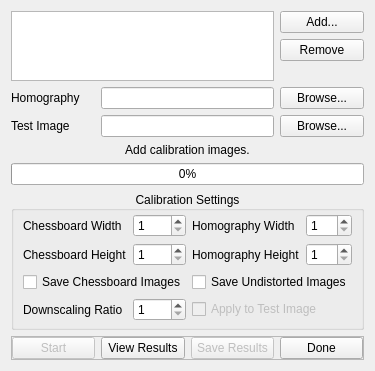
The window that gui/dialogCameraCalibration.ui (Spinarakk/defectmonitor) describes before a commit, drawn with Qt 5.
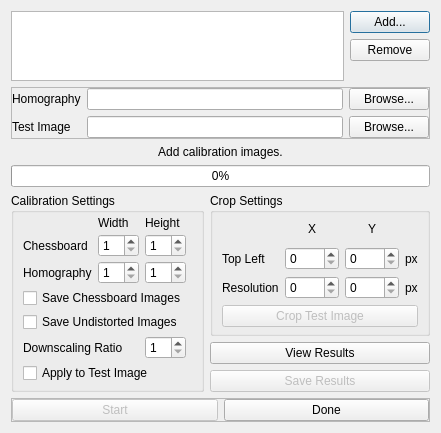
The same window after the commit.

Commit message: - Added a crop offset and size to the Camera Calibration window, used for specifying the size to crop the perspective fixed image to after checking the correct size in an image viewing program - Restructured the Camera Calibration window

What changed in the file:
```diff
--- a/gui/dialogCameraCalibration.ui
+++ b/gui/dialogCameraCalibration.ui
@@ -6,105 +6,44 @@
    <rect>
     <x>0</x>
     <y>0</y>
-    <width>338</width>
-    <height>351</height>
+    <width>395</width>
+    <height>410</height>
    </rect>
   </property>
   <property name="windowTitle">
    <string>Camera Calibration</string>
   </property>
   <layout class="QGridLayout" name="gridLayout">
-   <item row="9" column="0" colspan="4">
-    <widget class="QFrame" name="frameButtons">
-     <property name="sizePolicy">
-      <sizepolicy hsizetype="Preferred" vsizetype="Fixed">
-       <horstretch>0</horstretch>
-       <verstretch>0</verstretch>
-      </sizepolicy>
+   <item row="7" column="0" colspan="4">
+    <widget class="QProgressBar" name="progressBar">
+     <property name="value">
+      <number>0</number>
      </property>
-     <property name="frameShape">
-      <enum>QFrame::StyledPanel</enum>
+     <property name="alignment">
+      <set>Qt::AlignCenter</set>
      </property>
-     <property name="frameShadow">
-      <enum>QFrame::Raised</enum>
-     </property>
-     <layout class="QHBoxLayout" name="horizontalLayout">
-      <property name="leftMargin">
-       <number>0</number>
-      </property>
-      <property name="topMargin">
-       <number>0</number>
-      </property>
-      <property name="rightMargin">
-       <number>0</number>
-      </property>
-      <property name="bottomMargin">
-       <number>0</number>
-      </property>
-      <item>
-       <widget class="QPushButton" name="pushStart">
-        <property name="enabled">
-         <bool>false</bool>
-        </property>
-        <property name="text">
-         <string>Start</string>
-        </property>
-       </widget>
-      </item>
-      <item>
-       <widget class="QPushButton" name="pushResults">
-        <property name="text">
-         <string>View Results</string>
-        </property>
-       </widget>
-      </item>
-      <item>
-       <widget class="QPushButton" name="pushSave">
-        <property name="enabled">
-         <bool>false</bool>
-        </property>
-        <property name="text">
-         <string>Save Results</string>
-        </property>
-       </widget>
-      </item>
-      <item>
-       <widget class="QPushButton" name="pushDone">
-        <property name="text">
-         <string>Done</string>
-        </property>
-       </widget>
-      </item>
-     </layout>
-    </widget>
-   </item>
-   <item row="4" column="1" colspan="2">
-    <widget class="QLineEdit" name="lineTestImage">
-     <property name="focusPolicy">
-      <enum>Qt::ClickFocus</enum>
-     </property>
-     <property name="toolTip">
-      <string>Image used to test the calculated calibration results.</string>
-     </property>
-     <property name="readOnly">
+     <property name="textVisible">
       <bool>true</bool>
      </property>
+     <property name="invertedAppearance">
+      <bool>false</bool>
+     </property>
     </widget>
    </item>
-   <item row="3" column="3">
-    <widget class="QPushButton" name="pushBrowseHI">
+   <item row="6" column="0" colspan="4">
+    <widget class="QLabel" name="labelStatus">
      <property name="text">
-      <string>Browse...</string>
+      <string>Add calibration images.</string>
      </property>
+     <property name="alignment">
+      <set>Qt::AlignCenter</set>
+     </property>
     </widget>
    </item>
-   <item row="0" column="0" rowspan="3" colspan="3">
-    <widget class="QListWidget" name="listImages">
-     <property name="toolTip">
-      <string>List of calibration images found in the above folder.</string>
-     </property>
-     <property name="selectionMode">
-      <enum>QAbstractItemView::ExtendedSelection</enum>
+   <item row="0" column="3">
+    <widget class="QPushButton" name="pushAdd">
+     <property name="text">
+      <string>Add...</string>
      </property>
     </widget>
    </item>
@@ -121,48 +60,13 @@
      </property>
     </spacer>
    </item>
-   <item row="3" column="0">
-    <widget class="QLabel" name="labelHomographyImage">
-     <property name="font">
-      <font>
-       <weight>50</weight>
-       <bold>false</bold>
-      </font>
-     </property>
+   <item row="0" column="0" rowspan="3" colspan="3">
+    <widget class="QListWidget" name="listImages">
      <property name="toolTip">
-      <string>Image used to calculate the homography matrix.</string>
+      <string>List of calibration images found in the above folder.</string>
      </property>
-     <property name="text">
-      <string>Homography</string>
-     </property>
-    </widget>
-   </item>
-   <item row="4" column="0">
-    <widget class="QLabel" name="labelTestImage">
-     <property name="font">
-      <font>
-       <weight>50</weight>
-       <bold>false</bold>
-      </font>
-     </property>
-     <property name="toolTip">
-      <string>Image used to test the calculated calibration results.</string>
-     </property>
-     <property name="text">
-      <string>Test Image</string>
-     </property>
-    </widget>
-   </item>
-   <item row="3" column="1" colspan="2">
-    <widget class="QLineEdit" name="lineHomographyImage">
-     <property name="focusPolicy">
-      <enum>Qt::ClickFocus</enum>
-     </property>
-     <property name="toolTip">
-      <string>Image used to calculate the homography matrix.</string>
-     </property>
-     <property name="readOnly">
-      <bool>true</bool>
+     <property name="selectionMode">
+      <enum>QAbstractItemView::ExtendedSelection</enum>
      </property>
     </widget>
    </item>
@@ -173,54 +77,28 @@
      </property>
     </widget>
    </item>
-   <item row="6" column="0" colspan="4">
-    <widget class="QProgressBar" name="progressBar">
-     <property name="value">
-      <number>0</number>
-     </property>
-     <property name="alignment">
-      <set>Qt::AlignCenter</set>
-     </property>
-     <property name="textVisible">
-      <bool>true</bool>
-     </property>
-     <property name="invertedAppearance">
+   <item row="12" column="1" colspan="3">
+    <widget class="QPushButton" name="pushSave">
+     <property name="enabled">
       <bool>false</bool>
      </property>
-    </widget>
-   </item>
-   <item row="5" column="0" colspan="4">
-    <widget class="QLabel" name="labelStatus">
      <property name="text">
-      <string>Add calibration images.</string>
+      <string>Save Results</string>
      </property>
-     <property name="alignment">
-      <set>Qt::AlignCenter</set>
-     </property>
     </widget>
    </item>
-   <item row="4" column="3">
-    <widget class="QPushButton" name="pushBrowseTI">
+   <item row="11" column="1" colspan="3">
+    <widget class="QPushButton" name="pushResults">
      <property name="text">
-      <string>Browse...</string>
+      <string>View Results</string>
      </property>
     </widget>
    </item>
-   <item row="0" column="3">
-    <widget class="QPushButton" name="pushAdd">
-     <property name="text">
-      <string>Add...</string>
-     </property>
-    </widget>
-   </item>
-   <item row="8" column="0" colspan="4">
+   <item row="9" column="0" rowspan="4">
     <widget class="QGroupBox" name="groupCalibrationSettings">
      <property name="title">
       <string>Calibration Settings</string>
      </property>
-     <property name="alignment">
-      <set>Qt::AlignCenter</set>
-     </property>
      <layout class="QGridLayout" name="gridLayout_3">
       <property name="topMargin">
        <number>3</number>
@@ -228,23 +106,10 @@
       <property name="bottomMargin">
        <number>6</number>
       </property>
+      <property name="verticalSpacing">
+       <number>4</number>
+      </property>
       <item row="1" column="0">
-       <widget class="QLabel" name="labelHeight">
-        <property name="font">
-         <font>
-          <weight>50</weight>
-          <bold>false</bold>
-         </font>
-        </property>
-        <property name="toolTip">
-         <string>Number of square corners along the height of the chessboard.</string>
-        </property>
-        <property name="text">
-         <string>Chessboard Height</string>
-        </property>
-       </widget>
-      </item>
-      <item row="0" column="0">
        <widget class="QLabel" name="labelWidth">
         <property name="font">
          <font>
@@ -256,11 +121,69 @@
          <string>Number of square corners along the width of the chessboard.</string>
         </property>
         <property name="text">
-         <string>Chessboard Width</string>
+         <string>Chessboard</string>
         </property>
        </widget>
       </item>
-      <item row="3" column="0">
+      <item row="2" column="0">
+       <widget class="QLabel" name="labelHeight">
+        <property name="font">
+         <font>
+          <weight>50</weight>
+          <bold>false</bold>
+         </font>
+        </property>
+        <property name="toolTip">
+         <string>Number of square corners along the height of the chessboard.</string>
+        </property>
+        <property name="text">
+         <string>Homography</string>
+        </property>
+       </widget>
+      </item>
+      <item row="4" column="0" colspan="3">
+       <widget class="QCheckBox" name="checkSaveU">
+        <property name="font">
+         <font>
+          <weight>50</weight>
+          <bold>false</bold>
+         </font>
+        </property>
+        <property name="toolTip">
+         <string>Undistorted calibration images will be saved to the original image's root folder.</string>
+        </property>
+        <property name="text">
+         <string>Save Undistorted Images</string>
+        </property>
+       </widget>
+      </item>
+      <item row="3" column="0" colspan="3">
+       <widget class="QCheckBox" name="checkSaveC">
+        <property name="font">
+         <font>
+          <weight>50</weight>
+          <bold>false</bold>
+         </font>
+        </property>
+        <property name="toolTip">
+         <string>Drawn chessboard corner calibration images will be saved to the original image's root folder.</string>
+        </property>
+        <property name="text">
+         <string>Save Chessboard Images</string>
+        </property>
+       </widget>
+      </item>
+      <item row="6" column="0" colspan="4">
+       <widget class="QCheckBox" name="checkApply">
+        <property name="toolTip">
+         <string>The calculated calibration results will be applied on the selected test image.</string>
+        </property>
+        <property name="text">
+         <string>Apply to Test Image</string>
+        </property>
+       </widget>
+      </item>
+      <item row="5" column="0" colspan="2">
        <widget class="QLabel" name="labelRatio">
         <property name="font">
          <font>
@@ -276,9 +199,22 @@
         </property>
        </widget>
       </item>
-      <item row="0" column="1">
-       <widget class="QSpinBox" name="spinWidth">
+      <item row="5" column="2">
+       <widget class="QSpinBox" name="spinRatio">
         <property name="toolTip">
+         <string>1 - 4</string>
+        </property>
+        <property name="minimum">
+         <number>1</number>
+        </property>
+        <property name="maximum">
+         <number>4</number>
+        </property>
+       </widget>
+      </item>
+      <item row="1" column="2">
+       <widget class="QSpinBox" name="spinWidthHI">
+        <property name="toolTip">
          <string>1 - 20</string>
         </property>
         <property name="minimum">
@@ -289,7 +225,20 @@
         </property>
        </widget>
       </item>
-      <item row="1" column="1">
+      <item row="2" column="2">
+       <widget class="QSpinBox" name="spinHeightHI">
+        <property name="toolTip">
+         <string>1 - 20</string>
+        </property>
+        <property name="minimum">
+         <number>1</number>
+        </property>
+        <property name="maximum">
+         <number>20</number>
+        </property>
+       </widget>
+      </item>
+      <item row="2" column="1">
        <widget class="QSpinBox" name="spinHeight">
         <property name="toolTip">
          <string>1 - 20</string>
@@ -302,70 +251,234 @@
         </property>
        </widget>
       </item>
-      <item row="0" column="2">
+      <item row="1" column="1">
+       <widget class="QSpinBox" name="spinWidth">
+        <property name="toolTip">
+         <string>1 - 20</string>
+        </property>
+        <property name="minimum">
+         <number>1</number>
+        </property>
+        <property name="maximum">
+         <number>20</number>
+        </property>
+       </widget>
+      </item>
+      <item row="0" column="1">
        <widget class="QLabel" name="labelWidthHI">
         <property name="toolTip">
          <string>Number of square corners along the width of the chessboard in the homography image.</string>
         </property>
         <property name="text">
-         <string>Homography Width</string>
+         <string>Width</string>
         </property>
        </widget>
       </item>
-      <item row="1" column="2">
+      <item row="0" column="2">
        <widget class="QLabel" name="labelHeightHI">
         <property name="toolTip">
          <string>Number of square corners along the height of the chessboard in the homography image.</string>
         </property>
         <property name="text">
-         <string>Homography Height</string>
+         <string>Height</string>
         </property>
        </widget>
       </item>
-      <item row="0" column="3">
-       <widget class="QSpinBox" name="spinWidthHI">
-        <property name="toolTip">
-         <string>1 - 20</string>
+     </layout>
+    </widget>
+   </item>
+   <item row="9" column="1" rowspan="2" colspan="3">
+    <widget class="QGroupBox" name="groupBox">
+     <property name="title">
+      <string>Crop Settings</string>
+     </property>
+     <layout class="QGridLayout" name="gridLayout_2">
+      <property name="topMargin">
+       <number>3</number>
+      </property>
+      <property name="bottomMargin">
+       <number>6</number>
+      </property>
+      <item row="0" column="1">
+       <widget class="QLabel" name="label_3">
+        <property name="text">
+         <string>X</string>
         </property>
-        <property name="minimum">
-         <number>1</number>
+        <property name="alignment">
+         <set>Qt::AlignCenter</set>
         </property>
+       </widget>
+      </item>
+      <item row="2" column="0">
+       <widget class="QLabel" name="label_2">
+        <property name="text">
+         <string>Resolution</string>
+        </property>
+       </widget>
+      </item>
+      <item row="1" column="0">
+       <widget class="QLabel" name="label">
+        <property name="text">
+         <string>Top Left</string>
+        </property>
+       </widget>
+      </item>
+      <item row="1" column="1">
+       <widget class="QSpinBox" name="spinBox">
         <property name="maximum">
-         <number>20</number>
+         <number>9999</number>
         </property>
        </widget>
       </item>
+      <item row="0" column="2">
+       <widget class="QLabel" name="label_4">
+        <property name="text">
+         <string>Y</string>
+        </property>
+        <property name="alignment">
+         <set>Qt::AlignCenter</set>
+        </property>
+       </widget>
+      </item>
+      <item row="1" column="2">
+       <widget class="QSpinBox" name="spinBox_2">
+        <property name="maximum">
+         <number>9999</number>
+        </property>
+       </widget>
+      </item>
+      <item row="2" column="2">
+       <widget class="QSpinBox" name="spinBox_4">
+        <property name="maximum">
+         <number>999</number>
+        </property>
+       </widget>
+      </item>
+      <item row="2" column="1">
+       <widget class="QSpinBox" name="spinBox_3"/>
+      </item>
       <item row="1" column="3">
-       <widget class="QSpinBox" name="spinHeightHI">
-        <property name="toolTip">
-         <string>1 - 20</string>
+       <widget class="QLabel" name="label_5">
+        <property name="sizePolicy">
+         <sizepolicy hsizetype="Maximum" vsizetype="Preferred">
+          <horstretch>0</horstretch>
+          <verstretch>0</verstretch>
+         </sizepolicy>
         </property>
-        <property name="minimum">
-         <number>1</number>
+        <property name="text">
+         <string>px</string>
         </property>
-        <property name="maximum">
-         <number>20</number>
-        </property>
        </widget>
       </item>
-      <item row="3" column="1">
-       <widget class="QSpinBox" name="spinRatio">
-        <property name="toolTip">
-         <string>1 - 4</string>
+      <item row="2" column="3">
+       <widget class="QLabel" name="label_6">
+        <property name="sizePolicy">
+         <sizepolicy hsizetype="Maximum" vsizetype="Preferred">
+          <horstretch>0</horstretch>
+          <verstretch>0</verstretch>
+         </sizepolicy>
         </property>
-        <property name="minimum">
-         <number>1</number>
+        <property name="text">
+         <string>px</string>
         </property>
-        <property name="maximum">
-         <number>4</number>
+       </widget>
+      </item>
+      <item row="3" column="0" colspan="4">
+       <widget class="QPushButton" name="pushButton">
+        <property name="enabled">
+         <bool>false</bool>
         </property>
+        <property name="text">
+         <string>Crop Test Image</string>
+        </property>
        </widget>
       </item>
-      <item row="3" column="2" colspan="2">
-       <widget class="QCheckBox" name="checkApply">
+     </layout>
+    </widget>
+   </item>
+   <item row="13" column="0" colspan="4">
+    <widget class="QFrame" name="frameButtons">
+     <property name="sizePolicy">
+      <sizepolicy hsizetype="Preferred" vsizetype="Fixed">
+       <horstretch>0</horstretch>
+       <verstretch>0</verstretch>
+      </sizepolicy>
+     </property>
+     <property name="frameShape">
+      <enum>QFrame::StyledPanel</enum>
+     </property>
+     <property name="frameShadow">
+      <enum>QFrame::Raised</enum>
+     </property>
+     <layout class="QHBoxLayout" name="horizontalLayout">
+      <property name="leftMargin">
+       <number>0</number>
+      </property>
+      <property name="topMargin">
+       <number>0</number>
+      </property>
+      <property name="rightMargin">
+       <number>0</number>
+      </property>
+      <property name="bottomMargin">
+       <number>0</number>
+      </property>
+      <item>
+       <widget class="QPushButton" name="pushStart">
         <property name="enabled">
          <bool>false</bool>
         </property>
+        <property name="text">
+         <string>Start</string>
+        </property>
+       </widget>
+      </item>
+      <item>
+       <widget class="QPushButton" name="pushDone">
+        <property name="text">
+         <string>Done</string>
+        </property>
+       </widget>
+      </item>
+     </layout>
+    </widget>
+   </item>
+   <item row="3" column="0" rowspan="2" colspan="4">
+    <widget class="QFrame" name="frame">
+     <property name="frameShape">
+      <enum>QFrame::StyledPanel</enum>
+     </property>
+     <property name="frameShadow">
+      <enum>QFrame::Raised</enum>
+     </property>
+     <layout class="QGridLayout" name="gridLayout_4">
+      <property name="leftMargin">
+       <number>0</number>
+      </property>
+      <property name="topMargin">
+       <number>0</number>
+      </property>
+      <property name="rightMargin">
+       <number>0</number>
+      </property>
+      <property name="bottomMargin">
+       <number>0</number>
+      </property>
+      <item row="1" column="1">
+       <widget class="QLineEdit" name="lineTestImage">
+        <property name="focusPolicy">
+         <enum>Qt::ClickFocus</enum>
+        </property>
+        <property name="toolTip">
+         <string>Image used to test the calculated calibration results.</string>
+        </property>
+        <property name="readOnly">
+         <bool>true</bool>
+        </property>
+       </widget>
+      </item>
+      <item row="1" column="0">
+       <widget class="QLabel" name="labelTestImage">
         <property name="font">
          <font>
           <weight>50</weight>
@@ -373,15 +486,15 @@
          </font>
         </property>
         <property name="toolTip">
-         <string>The calculated calibration results will be applied on the selected test image.</string>
+         <string>Image used to test the calculated calibration results.</string>
         </property>
         <property name="text">
-         <string>Apply to Test Image</string>
+         <string>Test Image</string>
         </property>
        </widget>
       </item>
-      <item row="2" column="2" colspan="2">
-       <widget class="QCheckBox" name="checkSaveU">
+      <item row="0" column="0">
+       <widget class="QLabel" name="labelHomographyImage">
         <property name="font">
          <font>
           <weight>50</weight>
@@ -389,26 +502,37 @@
          </font>
         </property>
         <property name="toolTip">
-         <string>Undistorted calibration images will be saved to the original image's root folder.</string>
+         <string>Image used to calculate the homography matrix.</string>
         </property>
         <property name="text">
-         <string>Save Undistorted Images</string>
+         <string>Homography</string>
         </property>
        </widget>
       </item>
-      <item row="2" column="0" colspan="2">
-       <widget class="QCheckBox" name="checkSaveC">
-        <property name="font">
-         <font>
-          <weight>50</weight>
-          <bold>false</bold>
-         </font>
+      <item row="0" column="1">
+       <widget class="QLineEdit" name="lineHomographyImage">
+        <property name="focusPolicy">
+         <enum>Qt::ClickFocus</enum>
         </property>
         <property name="toolTip">
-         <string>Drawn chessboard corner calibration images will be saved to the original image's root folder.</string>
+         <string>Image used to calculate the homography matrix.</string>
         </property>
+        <property name="readOnly">
+         <bool>true</bool>
+        </property>
+       </widget>
+      </item>
+      <item row="0" column="2">
+       <widget class="QPushButton" name="pushBrowseHI">
         <property name="text">
-         <string>Save Chessboard Images</string>
+         <string>Browse...</string>
+        </property>
+       </widget>
+      </item>
+      <item row="1" column="2">
+       <widget class="QPushButton" name="pushBrowseTI">
+        <property name="text">
+         <string>Browse...</string>
         </property>
        </widget>
       </item>
```
Left out of the diff: 5 changed lines with no effect on the pictures. The commit also changes 7 other files.
